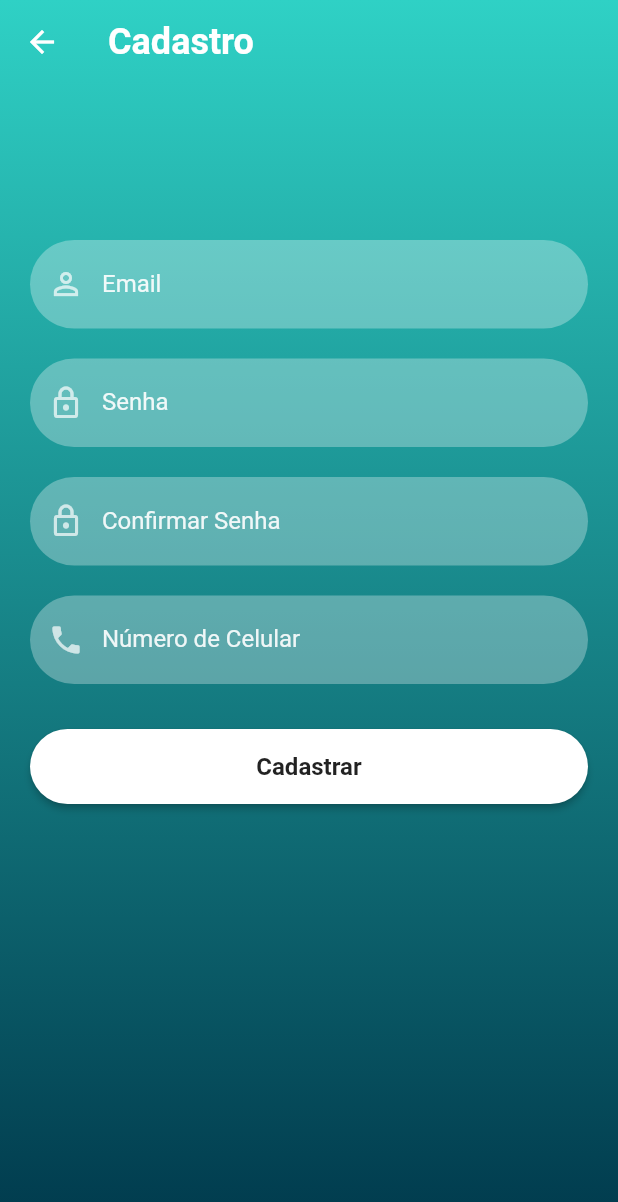
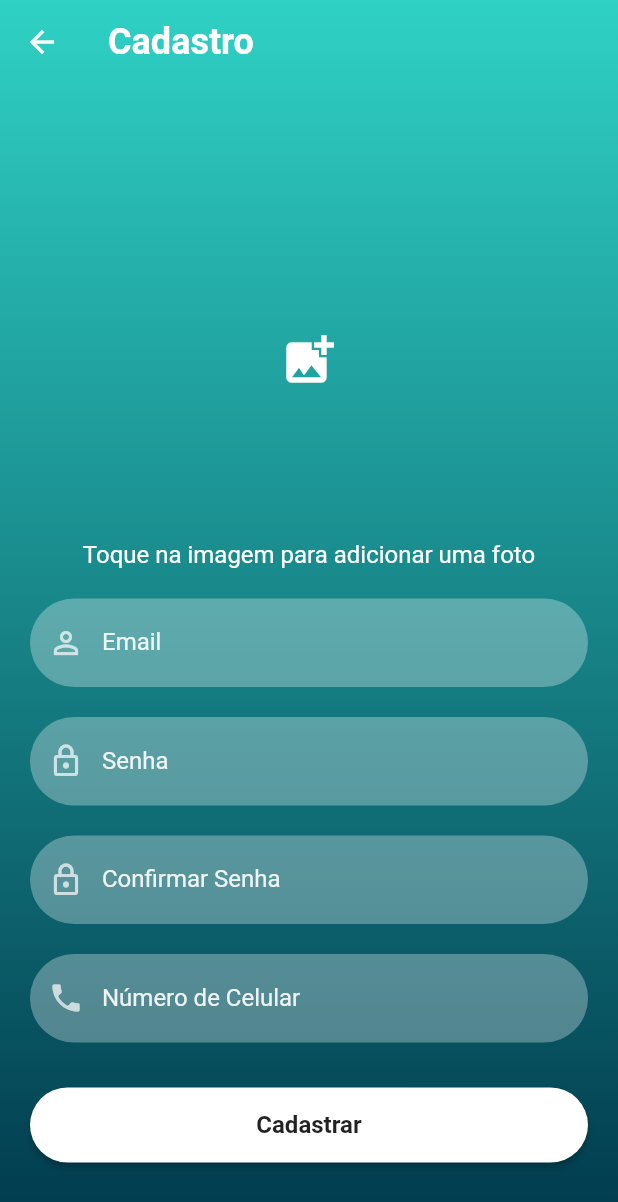
Before and after one commit to jpdants/Student-Aide, a Flutter app: the SignUpScreen screen opened directly, on a phone screen of 412 x 824 dp. Shown: the top 1202 px of the screen. Run offline on Flutter 3.47's test engine with Material 2 defaults, Android fonts, the phone set to English and light mode, and no system bars; our stand-ins replace firebase_auth, firebase_core, firebase_storage, image_picker; accounts and stored records are empty.

```diff
--- a/trabalho_final_prog_moveis/lib/constants/app_colors.dart
+++ b/trabalho_final_prog_moveis/lib/constants/app_colors.dart
@@ -5,4 +5,5 @@ class AppColors {
   static const kPrimaryColor = Color.fromRGBO(47, 209, 197, 1);
   static const kSecondaryColor = Color.fromRGBO(228, 237, 255, 1);
   static const kTextStyle = Color.fromRGBO(0, 57, 76, 1);
+  static Color highlightColor = Colors.blue; // Cor de destaque padrão
 }
--- a/trabalho_final_prog_moveis/lib/view/registro_view.dart
+++ b/trabalho_final_prog_moveis/lib/view/registro_view.dart
@@ -1,9 +1,15 @@
+import 'dart:io';
+
 import 'package:firebase_auth/firebase_auth.dart';
 import 'package:flutter/material.dart';
+import 'package:image_picker/image_picker.dart';
 import 'package:trabalho_final_prog_moveis/components/teste_field_password.dart';
 import 'package:trabalho_final_prog_moveis/constants/app_colors.dart';
 import 'package:trabalho_final_prog_moveis/service/botao_firebase.dart';
 import 'package:trabalho_final_prog_moveis/view/login_view.dart';
+import 'package:image_picker/image_picker.dart' as picker;
+import 'package:firebase_storage/firebase_storage.dart' as storage;
+import 'package:path/path.dart' as path;
 
 class SignUpScreen extends StatefulWidget {
   const SignUpScreen({Key? key}) : super(key: key);
@@ -13,10 +19,25 @@ class SignUpScreen extends StatefulWidget {
 }
 
 class _SignUpScreenState extends State<SignUpScreen> {
+  String? _selectedImagePath;
+
   TextEditingController _passwordTextController = TextEditingController();
   TextEditingController _emailTextController = TextEditingController();
   TextEditingController _userNameTextController = TextEditingController();
-  TextEditingController _phoneNumberTextController = TextEditingController(); // Novo controller para o número de celular
+  TextEditingController _phoneNumberTextController = TextEditingController();
+
+  Future<void> _selectImage() async {
+    final pickedImage = await ImagePicker().pickImage(source: ImageSource.gallery);
+    if (pickedImage != null) {
+      final fileName = path.basename(pickedImage.path);
+      final storageRef = storage.FirebaseStorage.instance.ref().child('user_images/$fileName');
+      await storageRef.putFile(File(pickedImage.path));
+      final imageUrl = await storageRef.getDownloadURL();
+      setState(() {
+        _selectedImagePath = imageUrl;
+      });
+    }
+  }
 
   @override
   Widget build(BuildContext context) {
@@ -36,8 +57,8 @@ class _SignUpScreenState extends State<SignUpScreen> {
         decoration: BoxDecoration(
           gradient: LinearGradient(
             colors: [
-            AppColors.kPrimaryColor,
-            AppColors.kTextStyle,
+              AppColors.kPrimaryColor,
+              AppColors.kTextStyle,
             ],
             begin: Alignment.topCenter,
             end: Alignment.bottomCenter,
@@ -51,7 +72,39 @@ class _SignUpScreenState extends State<SignUpScreen> {
                 const SizedBox(
                   height: 20,
                 ),
-                // reusableTextField("Nome de Usuário", Icons.person_outline, false, _userNameTextController),
+                GestureDetector(
+                  onTap: _selectImage,
+                  child: Container(
+                    width: 200,
+                    height: 200,
+                    decoration: BoxDecoration(
+                      shape: BoxShape.circle,
+                      image: _selectedImagePath != null
+                          ? DecorationImage(
+                              image: NetworkImage(_selectedImagePath!),
+                              fit: BoxFit.cover,
+                            )
+                          : null,
+                    ),
+                    child: _selectedImagePath == null
+                        ? Icon(
+                            Icons.add_photo_alternate,
+                            size: 40,
+                            color: Colors.white,
+                          )
+                        : null,
+                  ),
+                ),
+                const SizedBox(
+                  height: 20,
+                ),
+                const Text(
+                  'Toque na imagem para adicionar uma foto',
+                  style: TextStyle(
+                    color: Colors.white,
+                    fontSize: 16,
+                  ),
+                ),
                 const SizedBox(
                   height: 20,
                 ),
@@ -67,7 +120,7 @@ class _SignUpScreenState extends State<SignUpScreen> {
                 const SizedBox(
                   height: 20,
                 ),
-                reusableTextField("Número de Celular", Icons.phone, false, _phoneNumberTextController), // Campo de input para o número de celular
+                reusableTextField("Número de Celular", Icons.phone, false, _phoneNumberTextController),
                 const SizedBox(
                   height: 20,
                 ),
--- a/trabalho_final_prog_moveis/lib/view/tela_branca.dart
+++ b/trabalho_final_prog_moveis/lib/view/tela_branca.dart
@@ -1,4 +1,5 @@
 import 'package:flutter/material.dart';
+import 'gradiente_daltonico.dart';
 import 'login_view.dart';
 
 class WelcomePage extends StatelessWidget {
@@ -30,7 +31,7 @@ class WelcomePage extends StatelessWidget {
               onPressed: () {
                 Navigator.push(
                   context,
-                  MaterialPageRoute(builder: (context) => LoginPage()),
+                  MaterialPageRoute(builder: (context) => ColorAccessibilityScreen()),
                 );
               },
               child: Text('Voltar ao Login'),
--- a/trabalho_final_prog_moveis/pubspec.yaml
+++ b/trabalho_final_prog_moveis/pubspec.yaml
@@ -39,6 +39,8 @@ dependencies:
   firebase_core: ^2.14.0
   firebase_database: ^10.2.3
   firebase_auth: ^4.6.3
+  firebase_storage: ^11.2.3
+  image_picker: ^0.8.9
 
 dev_dependencies:
   flutter_test:
```
Also changed, not shown: trabalho_final_prog_moveis/lib/view/gradiente_daltonico.dart (added, +137 -0 lines), trabalho_final_prog_moveis/lib/view/login_view.dart (+24 -9 lines), trabalho_final_prog_moveis/pubspec.lock, 5 other files.
